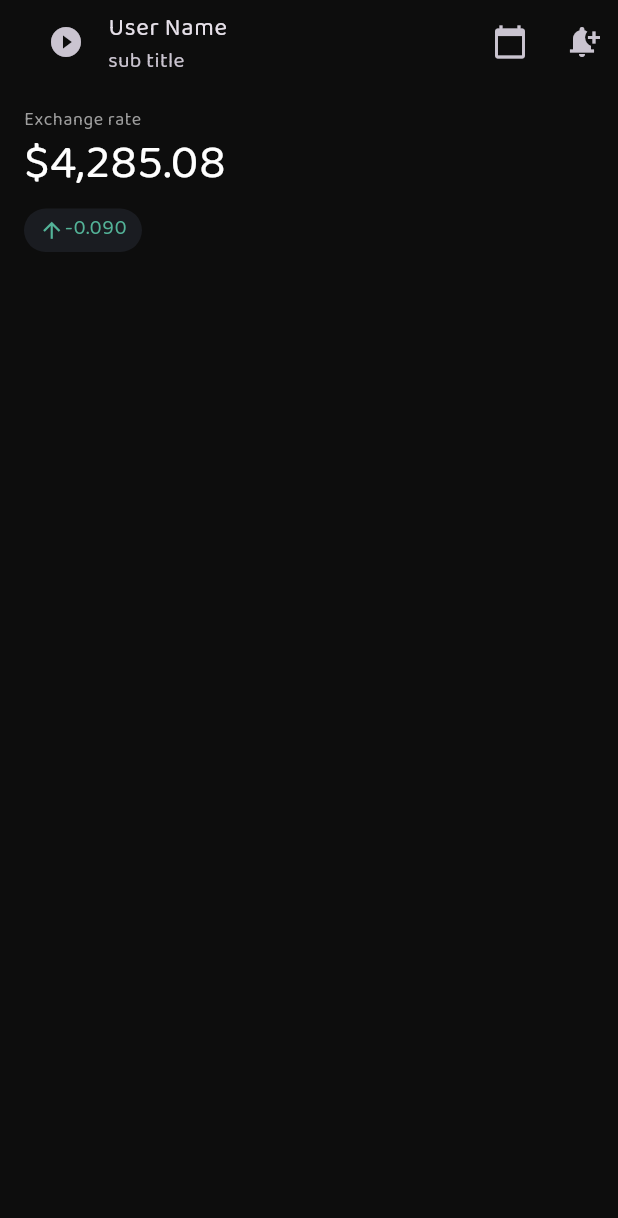
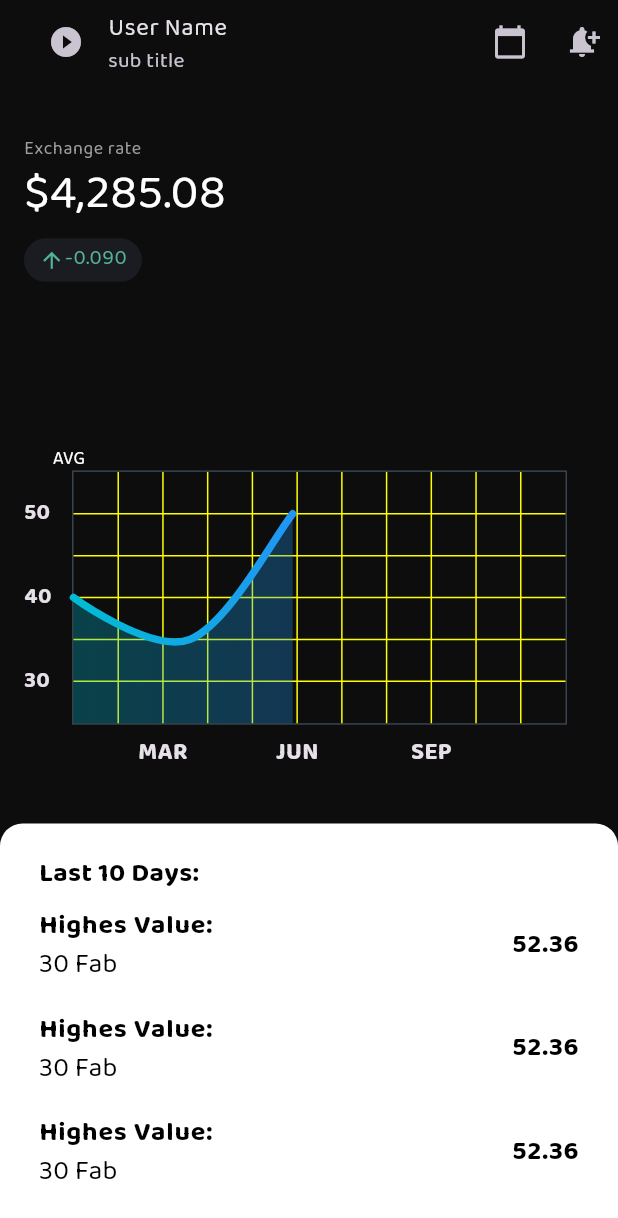
Before and after one commit to mohanedSalaheldin/sdg-tracker, a Flutter app: the screen it shows after launch, on a phone screen of 412 x 824 dp. Shown: the top 1218 px of the screen. Run offline on Flutter 3.47's test engine with Material 3 defaults, Android fonts, the light colour scheme and no system bars; drawn by our look-alikes of fl_chart; our stand-ins replace gap.

Commit message:
add LineChart

```diff
--- a/lib/src/presentaion/screens/home_screen.dart
+++ b/lib/src/presentaion/screens/home_screen.dart
@@ -1,8 +1,11 @@
 import 'package:flutter/material.dart';
 import 'package:gap/gap.dart';
 import 'package:sudanese_currency/generated/l10n.dart';
+import 'package:sudanese_currency/src/presentaion/widgets/exchange_rate_chart_widget.dart';
 import 'package:sudanese_currency/src/shared/app_colors.dart';
 import 'package:sudanese_currency/src/shared/constants.dart';
+
+import '../widgets/today_exchange_rate_widget.dart';
 
 class HomeScreen extends StatelessWidget {
   const HomeScreen({super.key});
@@ -10,15 +13,30 @@
   @override
   Widget build(BuildContext context) {
     return Scaffold(
-      appBar: AppBar(
+      appBar: appbar(),
+      body: Column(
+        crossAxisAlignment: CrossAxisAlignment.start,
+        mainAxisAlignment: MainAxisAlignment.spaceBetween,
+        children: [
+          const SizedBox(width: double.infinity),
+          const TodayExchangeRateWidget(),
+          const Gap(30.0),
+          Container(
+            // color: Colors.black87,
+            child: const LineChartSample2(),
+          ),
+          const LastTenDaysStstisicsWidget(),
+        ],
+      ),
+    );
+  }
+
+  AppBar appbar() {
+    return AppBar(
       title: const ListTile(
         leading: Icon(Icons.play_circle_fill_outlined),
-          title: Text(
-            'User Name',
-          ),
-          subtitle: Text(
-            'sub title',
-          ),
+        title: Text('User Name'),
+        subtitle: Text('sub title'),
       ),
       actions: [
         IconButton(
@@ -30,51 +48,80 @@
           icon: const Icon(Icons.notification_add),
         ),
       ],
+    );
+  }
+}
+
+class LastTenDaysStstisicsWidget extends StatelessWidget {
+  const LastTenDaysStstisicsWidget({
+    super.key,
+  });
+
+  @override
+  Widget build(BuildContext context) {
+    return Container(
+      padding: const EdgeInsets.symmetric(horizontal: 10.0, vertical: 5.0),
+      decoration: const BoxDecoration(
+        borderRadius: BorderRadius.only(
+          topLeft: Radius.circular(15),
+          topRight: Radius.circular(15),
         ),
-      body: Padding(
-        padding: const EdgeInsets.all(appDefaultPadding),
+        color: Colors.white,
+      ),
+      child: const Padding(
+        padding: EdgeInsets.all(appDefaultPadding),
         child: Column(
           crossAxisAlignment: CrossAxisAlignment.start,
           children: [
-            const SizedBox(width: double.infinity),
             Text(
-              'Exchange rate',
-              style: Theme.of(context)
-                  .textTheme
-                  .bodySmall!
-                  .copyWith(color: Colors.grey),
+              'Last 10 Days:',
+              style: TextStyle(
+                fontWeight: FontWeight.bold,
+                fontSize: 18,
+                color: Colors.black,
               ),
-            const Text(
-              '\$4,285.08',
-              style: TextStyle(fontSize: 32.0, color: Colors.white),
             ),
-            const Gap(5.0),
-            Container(
-              // width: 0,
-              padding:
-                  const EdgeInsets.symmetric(horizontal: 10.0, vertical: 5.0),
-              decoration: BoxDecoration(
-                borderRadius: BorderRadius.circular(15),
-                color: AppColors.presentBackgroundColor,
-              ),
-              child: Row(
-                mainAxisSize: MainAxisSize.min,
-                children: [
-                  const Icon(Icons.arrow_upward,
-                      size: 17, color: AppColors.greenColor),
-                  Text(
-                    '-0.090',
-                    style: Theme.of(context)
-                        .textTheme
-                        .bodySmall!
-                        .copyWith(color: AppColors.greenColor, fontSize: 14),
-                  ),
-                ],
-              ),
-            )
+            MonthyStatisticsWidget(),
+            MonthyStatisticsWidget(),
+            MonthyStatisticsWidget(),
           ],
         ),
       ),
     );
   }
 }
+
+class MonthyStatisticsWidget extends StatelessWidget {
+  const MonthyStatisticsWidget({
+    super.key,
+  });
+
+  @override
+  Widget build(BuildContext context) {
+    return const ListTile(
+      contentPadding: EdgeInsets.all(0),
+      textColor: Colors.black,
+      title: Text(
+        'Highes Value: ',
+        style: TextStyle(
+          fontWeight: FontWeight.bold,
+          fontSize: 18,
+        ),
+      ),
+      subtitle: Text(
+        '30 Fab',
+        style: TextStyle(
+          // fontWeight: FontWeight.bold,
+          fontSize: 18,
+        ),
+      ),
+      trailing: Text(
+        '52.36',
+        style: TextStyle(
+          fontWeight: FontWeight.bold,
+          fontSize: 18,
+        ),
+      ),
+    );
+  }
+}
--- a/lib/src/presentaion/widgets/exchange_rate_chart_widget.dart
+++ b/lib/src/presentaion/widgets/exchange_rate_chart_widget.dart
@@ -0,0 +1,300 @@
+import 'package:fl_chart/fl_chart.dart';
+import 'package:flutter/material.dart';
+import 'package:sudanese_currency/src/shared/constants.dart';
+
+class LineChartSample2 extends StatefulWidget {
+  const LineChartSample2({super.key});
+
+  @override
+  State<LineChartSample2> createState() => _LineChartSample2State();
+}
+
+class _LineChartSample2State extends State<LineChartSample2> {
+  List<Color> gradientColors = [
+    Colors.cyan,
+    Colors.blue
+    // AppColors.contentColorCyan,
+    // AppColors.contentColorBlue,
+  ];
+
+  bool showAvg = false;
+
+  @override
+  Widget build(BuildContext context) {
+    return Padding(
+      padding: const EdgeInsets.symmetric(horizontal: appDefaultPadding),
+      child: Stack(
+        children: <Widget>[
+          AspectRatio(
+            aspectRatio: 1.70,
+            child: Padding(
+              padding: const EdgeInsets.only(
+                right: 18,
+                left: 0,
+                top: 24,
+                bottom: 0,
+              ),
+              child: LineChart(
+                showAvg ? avgData() : mainData(),
+              ),
+            ),
+          ),
+          SizedBox(
+            width: 60,
+            height: 34,
+            child: TextButton(
+              onPressed: () {
+                setState(() {
+                  showAvg = !showAvg;
+                });
+              },
+              child: Text(
+                'AVG',
+                style: TextStyle(
+                  fontSize: 12,
+                  color: showAvg ? Colors.white.withOpacity(0.5) : Colors.white,
+                ),
+              ),
+            ),
+          ),
+        ],
+      ),
+    );
+  }
+
+  Widget bottomTitleWidgets(double value, TitleMeta meta) {
+    const style = TextStyle(
+      fontWeight: FontWeight.bold,
+      fontSize: 16,
+    );
+    Widget text;
+    switch (value.toInt()) {
+      case 2:
+        text = const Text('MAR', style: style);
+        break;
+      case 5:
+        text = const Text('JUN', style: style);
+        break;
+      case 8:
+        text = const Text('SEP', style: style);
+        break;
+      default:
+        text = const Text('', style: style);
+        break;
+    }
+
+    return SideTitleWidget(
+      axisSide: meta.axisSide,
+      child: text,
+    );
+  }
+
+  Widget leftTitleWidgets(double value, TitleMeta meta) {
+    const style = TextStyle(
+      fontWeight: FontWeight.bold,
+      fontSize: 15,
+    );
+    String text;
+    switch (value.toInt()) {
+      case 1:
+        text = '30';
+        break;
+      case 3:
+        text = '40';
+        break;
+      case 5:
+        text = '50';
+        break;
+      default:
+        return Container();
+    }
+
+    return Text(text, style: style, textAlign: TextAlign.left);
+  }
+
+  /// used to return LineChartData that contain exact data
+  LineChartData mainData() {
+    return LineChartData(
+      gridData: FlGridData(
+        show: true,
+        drawVerticalLine: true,
+        horizontalInterval: 1,
+        verticalInterval: 1,
+        getDrawingHorizontalLine: (value) {
+          return const FlLine(
+            color: Colors.yellowAccent,
+            // color: AppColors.mainGridLineColor,
+            strokeWidth: 1,
+          );
+        },
+        getDrawingVerticalLine: (value) {
+          return const FlLine(
+            color: Colors.yellowAccent,
+            strokeWidth: 1,
+          );
+        },
+      ),
+      titlesData: FlTitlesData(
+        show: true,
+        rightTitles: const AxisTitles(
+          sideTitles: SideTitles(showTitles: false),
+        ),
+        topTitles: const AxisTitles(
+          sideTitles: SideTitles(showTitles: false),
+        ),
+        bottomTitles: AxisTitles(
+          sideTitles: SideTitles(
+            showTitles: true,
+            reservedSize: 30,
+            interval: 1,
+            getTitlesWidget: bottomTitleWidgets,
+          ),
+        ),
+        leftTitles: AxisTitles(
+          sideTitles: SideTitles(
+            showTitles: true,
+            interval: 1,
+            getTitlesWidget: leftTitleWidgets,
+            reservedSize: 32,
+          ),
+        ),
+      ),
+      borderData: FlBorderData(
+        show: true,
+        border: Border.all(color: const Color(0xff37434d)),
+      ),
+      minX: 0,
+      maxX: 11,
+      minY: 0,
+      maxY: 6,
+      lineBarsData: [
+        LineChartBarData(
+          spots: const [
+            FlSpot(0, 3),
+            FlSpot(2.6, 2),
+            FlSpot(4.9, 5),
+            // FlSpot(6.8, 3.1),
+            // FlSpot(8, 4),
+            // FlSpot(9.5, 3),
+            // FlSpot(11, 4),
+          ],
+          isCurved: true,
+          gradient: LinearGradient(
+            colors: gradientColors,
+          ),
+          barWidth: 5,
+          isStrokeCapRound: true,
+          dotData: const FlDotData(
+            show: false,
+          ),
+          belowBarData: BarAreaData(
+            show: true,
+            gradient: LinearGradient(
+              colors: gradientColors
+                  .map((color) => color.withOpacity(0.3))
+                  .toList(),
+            ),
+          ),
+        ),
+      ],
+    );
+  }
+
+  /// used to return LineChartData that contain the avg data
+  LineChartData avgData() {
+    return LineChartData(
+      lineTouchData: const LineTouchData(enabled: false),
+      gridData: FlGridData(
+        show: true,
+        drawHorizontalLine: true,
+        verticalInterval: 1,
+        horizontalInterval: 1,
+        getDrawingVerticalLine: (value) {
+          return const FlLine(
+            color: Color(0xff37434d),
+            strokeWidth: 1,
+          );
+        },
+        getDrawingHorizontalLine: (value) {
+          return const FlLine(
+            color: Color(0xff37434d),
+            strokeWidth: 1,
+          );
+        },
+      ),
+      titlesData: FlTitlesData(
+        show: true,
+        bottomTitles: AxisTitles(
+          sideTitles: SideTitles(
+            showTitles: true,
+            reservedSize: 30,
+            getTitlesWidget: bottomTitleWidgets,
+            interval: 1,
+          ),
+        ),
+        leftTitles: AxisTitles(
+          sideTitles: SideTitles(
+            showTitles: true,
+            getTitlesWidget: leftTitleWidgets,
+            reservedSize: 42,
+            interval: 1,
+          ),
+        ),
+        topTitles: const AxisTitles(
+          sideTitles: SideTitles(showTitles: false),
+        ),
+        rightTitles: const AxisTitles(
+          sideTitles: SideTitles(showTitles: false),
+        ),
+      ),
+      borderData: FlBorderData(
+        show: true,
+        border: Border.all(color: const Color(0xff37434d)),
+      ),
+      minX: 0,
+      maxX: 11,
+      minY: 0,
+      maxY: 6,
+      lineBarsData: [
+        LineChartBarData(
+          spots: const [
+            FlSpot(0, 3.44),
+            FlSpot(2.6, 3.44),
+            FlSpot(4.9, 3.44),
+            // FlSpot(6.8, 3.44),
+            // FlSpot(8, 3.44),
+            // FlSpot(9.5, 3.44),
+            // FlSpot(11, 3.44),
+          ],
+          isCurved: true,
+          gradient: LinearGradient(
+            colors: [
+              ColorTween(begin: gradientColors[0], end: gradientColors[1])
+                  .lerp(0.2)!,
+              ColorTween(begin: gradientColors[0], end: gradientColors[1])
+                  .lerp(0.2)!,
+            ],
+          ),
+          barWidth: 5,
+          isStrokeCapRound: true,
+          dotData: const FlDotData(
+            show: false,
+          ),
+          belowBarData: BarAreaData(
+            show: true,
+            gradient: LinearGradient(
+              colors: [
+                ColorTween(begin: gradientColors[0], end: gradientColors[1])
+                    .lerp(0.2)!
+                    .withOpacity(0.1),
+                ColorTween(begin: gradientColors[0], end: gradientColors[1])
+                    .lerp(0.2)!
+                    .withOpacity(0.1),
+              ],
+            ),
+          ),
+        ),
+      ],
+    );
+  }
+}
--- /dev/null
+++ b/lib/src/presentaion/widgets/today_exchange_rate_widget.dart
@@ -0,0 +1,55 @@
+import 'package:flutter/material.dart';
+import 'package:gap/gap.dart';
+import 'package:sudanese_currency/src/shared/app_colors.dart';
+import 'package:sudanese_currency/src/shared/constants.dart';
+
+class TodayExchangeRateWidget extends StatelessWidget {
+  const TodayExchangeRateWidget({super.key});
+
+  @override
+  Widget build(BuildContext context) {
+    return Padding(
+      padding: const EdgeInsets.symmetric(horizontal: appDefaultPadding),
+      child: Column(
+        crossAxisAlignment: CrossAxisAlignment.start,
+        children: [
+          Text(
+            'Exchange rate',
+            style: Theme.of(context)
+                .textTheme
+                .bodySmall!
+                .copyWith(color: Colors.grey),
+          ),
+          const Text(
+            '\$4,285.08',
+            style: TextStyle(fontSize: 32.0, color: Colors.white),
+          ),
+          const Gap(5.0),
+          Container(
+            // width: 0,
+            padding:
+                const EdgeInsets.symmetric(horizontal: 10.0, vertical: 5.0),
+            decoration: BoxDecoration(
+              borderRadius: BorderRadius.circular(15),
+              color: AppColors.presentBackgroundColor,
+            ),
+            child: Row(
+              mainAxisSize: MainAxisSize.min,
+              children: [
+                const Icon(Icons.arrow_upward,
+                    size: 17, color: AppColors.greenColor),
+                Text(
+                  '-0.090',
+                  style: Theme.of(context)
+                      .textTheme
+                      .bodySmall!
+                      .copyWith(color: AppColors.greenColor, fontSize: 14),
+                ),
+              ],
+            ),
+          )
+        ],
+      ),
+    );
+  }
+}
--- a/pubspec.yaml
+++ b/pubspec.yaml
@@ -10,12 +10,16 @@
 
 dependencies:
   cupertino_icons: ^1.0.6
+  # for LineChart (statestical tracking)
+  fl_chart: ^0.68.0
   flutter:
     sdk: flutter
+  # for add multilanguage
   flutter_localizations:
     sdk: flutter
+  # for vertical and horizental gap instead of Sizedbox
   gap: ^3.0.1
-  syncfusion_flutter_charts: ^26.2.9
+  # syncfusion_flutter_charts: ^26.2.9
 
 dev_dependencies:
   flutter_lints: ^3.0.0
```
Also changed, not shown: pubspec.lock. Lines whose indentation alone changed are shown as unchanged.
